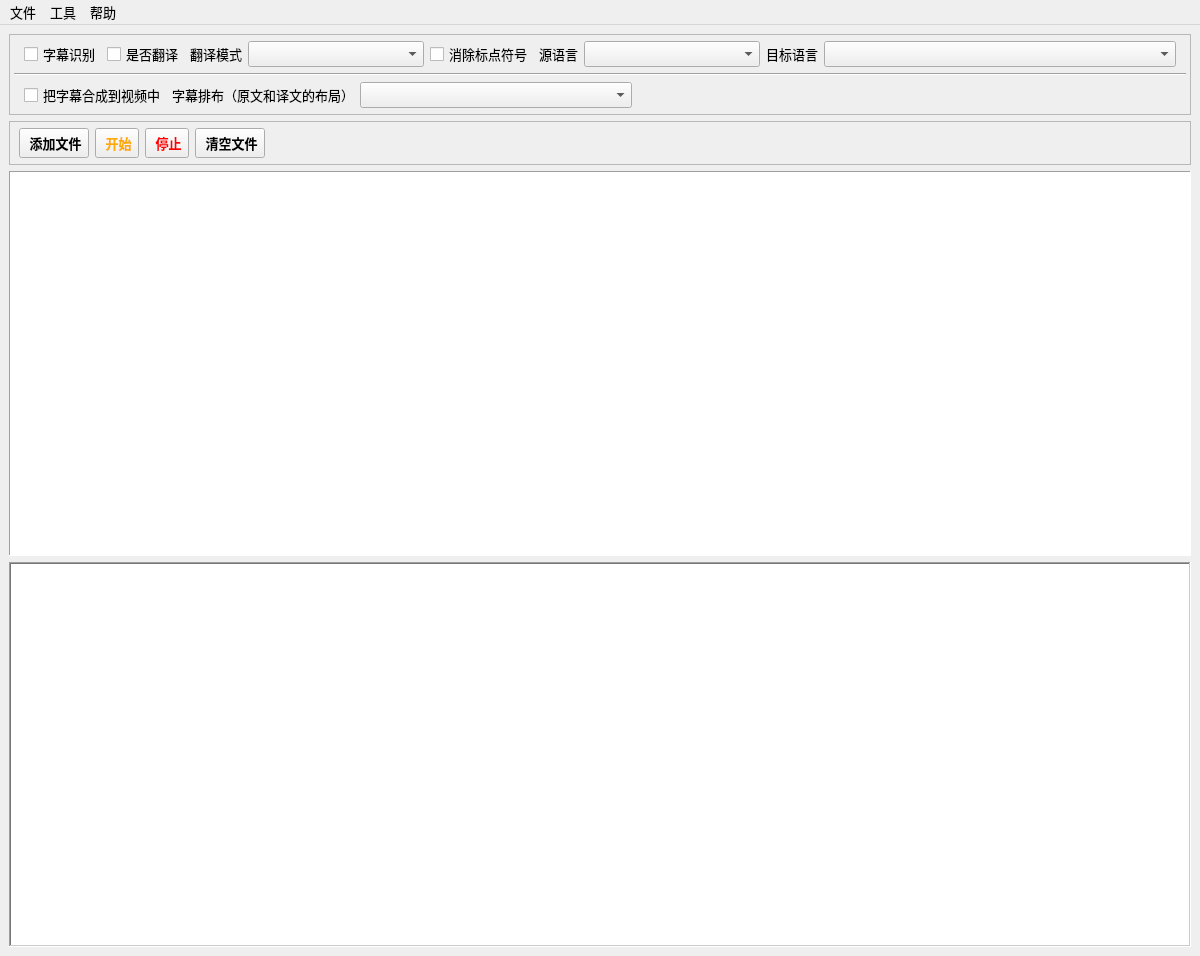
The window that src/ui/gui/main_frm.ui (Y00UU/LiteSubtitler) describes before a commit, drawn with Qt 5.
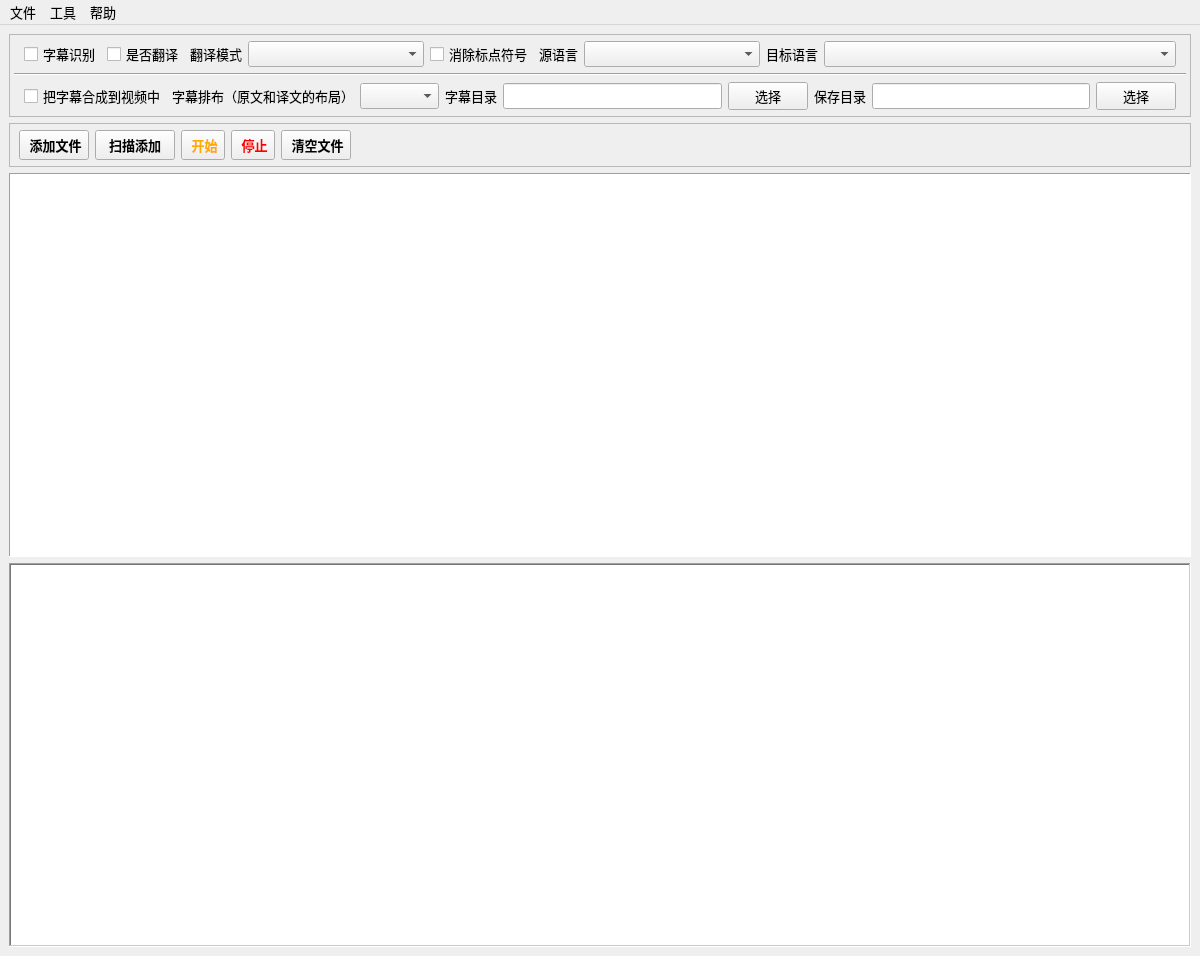
The same window after the commit. Icons and pictures are not drawn.

Patch:
```diff
--- a/src/ui/gui/main_frm.ui
+++ b/src/ui/gui/main_frm.ui
@@ -133,7 +133,7 @@
          <property name="frameShape">
           <enum>QFrame::NoFrame</enum>
          </property>
-         <layout class="QHBoxLayout" name="hlytSubtitle" stretch="0,0,1,2">
+         <layout class="QHBoxLayout" name="hlytSubtitle" stretch="0,0,1,0,0,0,0,0,0">
           <property name="leftMargin">
            <number>10</number>
           </property>
@@ -161,20 +161,80 @@
            </widget>
           </item>
           <item>
-           <widget class="QComboBox" name="cbbSubtitleLayout"/>
+           <widget class="QComboBox" name="cbbSubtitleLayout">
+            <property name="sizePolicy">
+             <sizepolicy hsizetype="Fixed" vsizetype="Fixed">
+              <horstretch>0</horstretch>
+              <verstretch>0</verstretch>
+             </sizepolicy>
+            </property>
+            <property name="minimumSize">
+             <size>
+              <width>0</width>
+              <height>0</height>
+             </size>
+            </property>
+           </widget>
           </item>
           <item>
-           <spacer name="horizontalSpacer">
-            <property name="orientation">
-             <enum>Qt::Horizontal</enum>
+           <widget class="QLabel" name="lblDefaultOpenDirectory">
+            <property name="text">
+             <string>字幕目录</string>
             </property>
-            <property name="sizeHint" stdset="0">
+           </widget>
+          </item>
+          <item>
+           <widget class="QLineEdit" name="edtDefaultOpenDirectory"/>
+          </item>
+          <item>
+           <widget class="QPushButton" name="btnDefaultOpenDirectory">
+            <property name="text">
+             <string>选择</string>
+            </property>
+            <property name="icon">
+             <iconset>
+              <normaloff>../../../resources/images/icons/打开.png</normaloff>../../../resources/images/icons/打开.png</iconset>
+            </property>
+           </widget>
+          </item>
+          <item>
+           <widget class="QLabel" name="lblSaveDir">
+            <property name="text">
+             <string>保存目录</string>
+            </property>
+           </widget>
+          </item>
+          <item>
+           <widget class="QLineEdit" name="edtDefaultSaveDirectory"/>
+          </item>
+          <item>
+           <widget class="QPushButton" name="btnDefaultSaveDirectory">
+            <property name="sizePolicy">
+             <sizepolicy hsizetype="Minimum" vsizetype="Fixed">
+              <horstretch>0</horstretch>
+              <verstretch>0</verstretch>
+             </sizepolicy>
+            </property>
+            <property name="minimumSize">
              <size>
-              <width>40</width>
-              <height>20</height>
+              <width>0</width>
+              <height>0</height>
              </size>
             </property>
-           </spacer>
+            <property name="maximumSize">
+             <size>
+              <width>80</width>
+              <height>16777215</height>
+             </size>
+            </property>
+            <property name="text">
+             <string>选择</string>
+            </property>
+            <property name="icon">
+             <iconset>
+              <normaloff>../../../resources/images/icons/打开.png</normaloff>../../../resources/images/icons/打开.png</iconset>
+            </property>
+           </widget>
           </item>
          </layout>
         </widget>
@@ -270,6 +330,35 @@
          </property>
         </widget>
        </item>
+       <item>
+        <widget class="QPushButton" name="btnScanAddFiles">
+         <property name="sizePolicy">
+          <sizepolicy hsizetype="Fixed" vsizetype="Fixed">
+           <horstretch>0</horstretch>
+           <verstretch>0</verstretch>
+          </sizepolicy>
+         </property>
+         <property name="minimumSize">
+          <size>
+           <width>0</width>
+           <height>30</height>
+          </size>
+         </property>
+         <property name="font">
+          <font>
+           <weight>75</weight>
+           <bold>true</bold>
+          </font>
+         </property>
+         <property name="text">
+          <string>扫描添加</string>
+         </property>
+         <property name="icon">
+          <iconset>
+           <normaloff>../../../resources/images/icons/载入.png</normaloff>../../../resources/images/icons/载入.png</iconset>
+         </property>
+        </widget>
+       </item>
        <item>
         <widget class="QToolButton" name="btnStart">
          <property name="sizePolicy">
```
Left out of the diff: 22 changed lines with no effect on the pictures.
